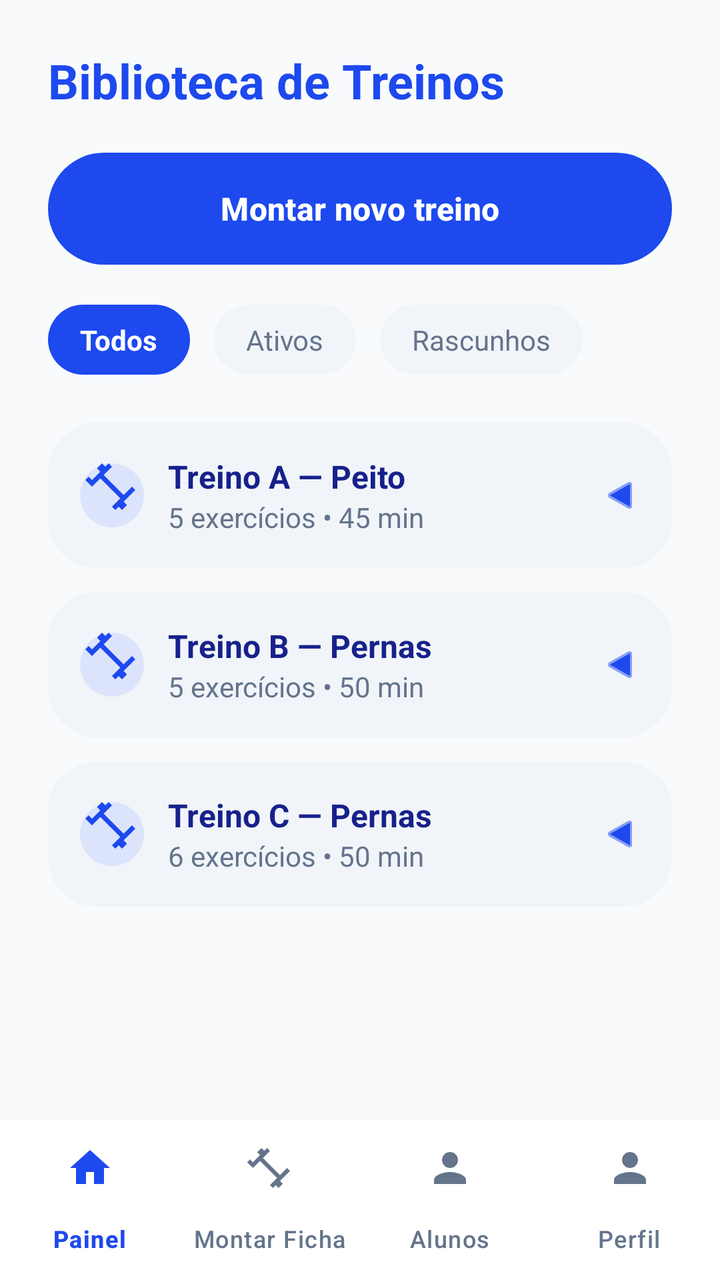
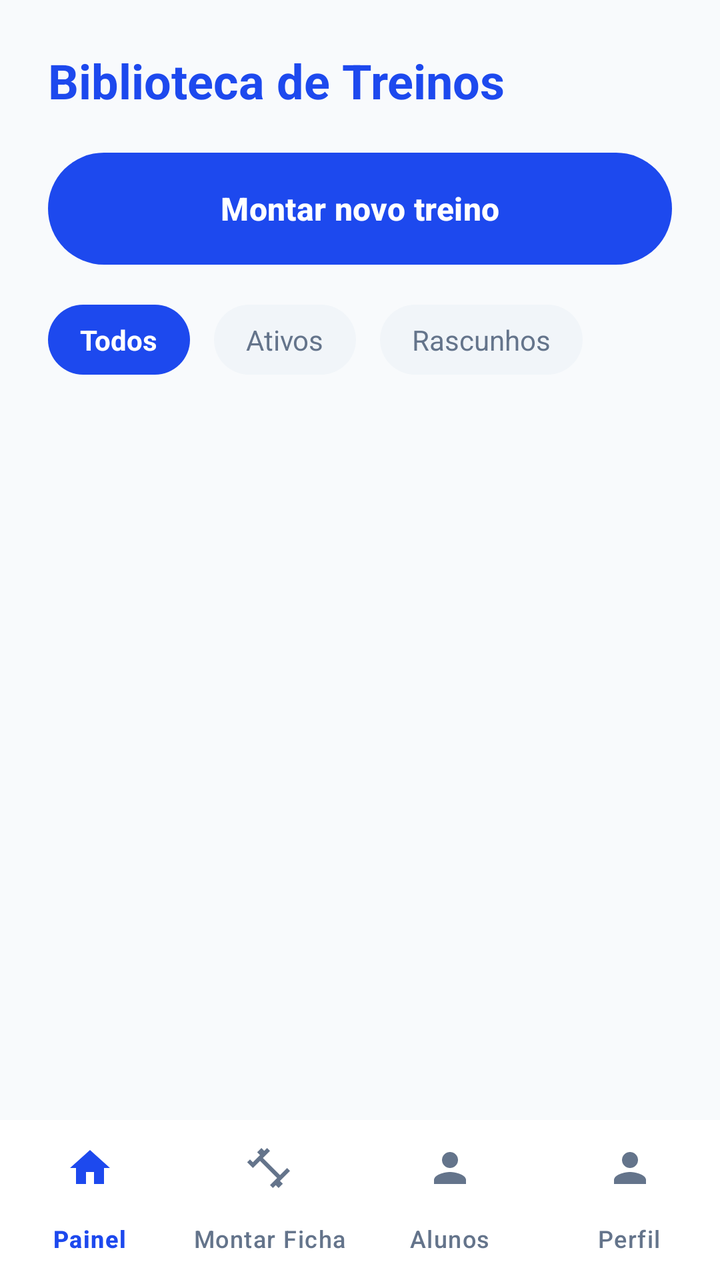

An Android layout rendered at two revisions. The XML below is the earlier revision; the diff shows what the commit changed to produce the second picture.
<!-- AndroidManifest.xml: application theme Theme.AcademiaUniforTelas1 -->
<!-- res/layout/activity_biblioteca_treinos_instrutor.xml -->
<?xml version="1.0" encoding="utf-8"?>
<androidx.constraintlayout.widget.ConstraintLayout xmlns:android="http://schemas.android.com/apk/res/android"
    xmlns:app="http://schemas.android.com/apk/res-auto"
    xmlns:tools="http://schemas.android.com/tools"
    android:layout_width="match_parent"
    android:layout_height="match_parent"
    android:fitsSystemWindows="true"
    android:background="@color/background_white">

    <ScrollView
        android:layout_width="match_parent"
        android:layout_height="0dp"
        android:fillViewport="true"
        app:layout_constraintBottom_toTopOf="@id/bottomNavInstrutor"
        app:layout_constraintTop_toTopOf="parent">

        <LinearLayout
            android:layout_width="match_parent"
            android:layout_height="wrap_content"
            android:orientation="vertical"
            android:paddingHorizontal="24dp"
            android:paddingTop="24dp">

            <TextView
                android:layout_width="wrap_content"
                android:layout_height="wrap_content"
                android:text="Biblioteca de Treinos"
                android:textColor="@color/primary_blue"
                android:textSize="24sp"
                android:textStyle="bold" />

            <Button
                android:id="@+id/btnMontarNovoTreino"
                android:layout_width="match_parent"
                android:layout_height="56dp"
                android:layout_marginTop="20dp"
                android:background="@drawable/bg_rounded_button"
                android:text="Montar novo treino"
                android:textAllCaps="false"
                android:textColor="@color/white"
                android:textSize="16sp"
                android:textStyle="bold" />

            
            <LinearLayout
                android:layout_width="match_parent"
                android:layout_height="wrap_content"
                android:layout_marginTop="20dp"
                android:orientation="horizontal">

                <TextView
                    android:layout_width="wrap_content"
                    android:layout_height="wrap_content"
                    android:background="@drawable/bg_pill_blue_solid"
                    android:text="Todos"
                    android:textColor="@color/white"
                    android:textSize="14sp"
                    android:textStyle="bold" />

                <TextView
                    android:layout_width="wrap_content"
                    android:layout_height="wrap_content"
                    android:layout_marginStart="12dp"
                    android:background="@drawable/bg_pill_gray"
                    android:text="Ativos"
                    android:textColor="@color/text_gray"
                    android:textSize="14sp" />

                <TextView
                    android:layout_width="wrap_content"
                    android:layout_height="wrap_content"
                    android:layout_marginStart="12dp"
                    android:background="@drawable/bg_pill_gray"
                    android:text="Rascunhos"
                    android:textColor="@color/text_gray"
                    android:textSize="14sp" />
            </LinearLayout>

            
            <LinearLayout
                android:layout_width="match_parent"
                android:layout_height="wrap_content"
                android:layout_marginTop="24dp"
                android:orientation="vertical">

                
                <RelativeLayout
                    android:id="@+id/cardTreinoA"
                    android:layout_width="match_parent"
                    android:layout_height="wrap_content"
                    android:layout_marginBottom="12dp"
                    android:background="@drawable/bg_button_outline"
                    android:backgroundTint="#F1F5F9"
                    android:clickable="true"
                    android:focusable="true"
                    android:padding="16dp">

                    <View
                        android:id="@+id/iconA"
                        android:layout_width="32dp"
                        android:layout_height="32dp"
                        android:layout_centerVertical="true"
                        android:background="@drawable/shape_circle"
                        android:backgroundTint="#DCE4FC" />

                    <ImageView
                        android:layout_width="16dp"
                        android:layout_height="16dp"
                        android:layout_alignStart="@id/iconA"
                        android:layout_alignTop="@id/iconA"
                        android:layout_alignEnd="@id/iconA"
                        android:layout_alignBottom="@id/iconA"
                        android:padding="2dp"
                        android:src="@drawable/ic_fitness"
                        app:tint="@color/primary_blue" />

                    <LinearLayout
                        android:layout_width="wrap_content"
                        android:layout_height="wrap_content"
                        android:layout_centerVertical="true"
                        android:layout_marginStart="12dp"
                        android:layout_toEndOf="@id/iconA"
                        android:orientation="vertical">
                        <TextView
                            android:layout_width="wrap_content"
                            android:layout_height="wrap_content"
                            android:text="Treino A — Peito"
                            android:textColor="@color/dark_navy"
                            android:textSize="16sp"
                            android:textStyle="bold" />
                        <TextView
                            android:layout_width="wrap_content"
                            android:layout_height="wrap_content"
                            android:text="5 exercícios • 45 min"
                            android:textColor="@color/text_gray"
                            android:textSize="14sp" />
                    </LinearLayout>

                    <ImageView
                        android:layout_width="20dp"
                        android:layout_height="20dp"
                        android:layout_alignParentEnd="true"
                        android:layout_centerVertical="true"
                        android:src="@android:drawable/ic_media_play"
                        app:tint="@color/primary_blue"
                        android:rotation="180"/>
                </RelativeLayout>

                
                <RelativeLayout
                    android:id="@+id/cardTreinoB"
                    android:layout_width="match_parent"
                    android:layout_height="wrap_content"
                    android:layout_marginBottom="12dp"
                    android:background="@drawable/bg_button_outline"
                    android:backgroundTint="#F1F5F9"
                    android:clickable="true"
                    android:focusable="true"
                    android:padding="16dp">

                    <View
                        android:id="@+id/iconB"
                        android:layout_width="32dp"
                        android:layout_height="32dp"
                        android:layout_centerVertical="true"
                        android:background="@drawable/shape_circle"
                        android:backgroundTint="#DCE4FC" />

                    <ImageView
                        android:layout_width="16dp"
                        android:layout_height="16dp"
                        android:layout_alignStart="@id/iconB"
                        android:layout_alignTop="@id/iconB"
                        android:layout_alignEnd="@id/iconB"
                        android:layout_alignBottom="@id/iconB"
                        android:padding="2dp"
                        android:src="@drawable/ic_fitness"
                        app:tint="@color/primary_blue" />

                    <LinearLayout
                        android:layout_width="wrap_content"
                        android:layout_height="wrap_content"
                        android:layout_centerVertical="true"
                        android:layout_marginStart="12dp"
                        android:layout_toEndOf="@id/iconB"
                        android:orientation="vertical">
                        <TextView
                            android:layout_width="wrap_content"
                            android:layout_height="wrap_content"
                            android:text="Treino B — Pernas"
                            android:textColor="@color/dark_navy"
                            android:textSize="16sp"
                            android:textStyle="bold" />
                        <TextView
                            android:layout_width="wrap_content"
                            android:layout_height="wrap_content"
                            android:text="5 exercícios • 50 min"
                            android:textColor="@color/text_gray"
                            android:textSize="14sp" />
                    </LinearLayout>

                    <ImageView
                        android:layout_width="20dp"
                        android:layout_height="20dp"
                        android:layout_alignParentEnd="true"
                        android:layout_centerVertical="true"
                        android:src="@android:drawable/ic_media_play"
                        app:tint="@color/primary_blue"
                        android:rotation="180"/>
                </RelativeLayout>

                
                <RelativeLayout
                    android:id="@+id/cardTreinoC"
                    android:layout_width="match_parent"
                    android:layout_height="wrap_content"
                    android:layout_marginBottom="24dp"
                    android:background="@drawable/bg_button_outline"
                    android:backgroundTint="#F1F5F9"
                    android:clickable="true"
                    android:focusable="true"
                    android:padding="16dp">

                    <View
                        android:id="@+id/iconC"
                        android:layout_width="32dp"
                        android:layout_height="32dp"
                        android:layout_centerVertical="true"
                        android:background="@drawable/shape_circle"
                        android:backgroundTint="#DCE4FC" />

                    <ImageView
                        android:layout_width="16dp"
                        android:layout_height="16dp"
                        android:layout_alignStart="@id/iconC"
                        android:layout_alignTop="@id/iconC"
                        android:layout_alignEnd="@id/iconC"
                        android:layout_alignBottom="@id/iconC"
                        android:padding="2dp"
                        android:src="@drawable/ic_fitness"
                        app:tint="@color/primary_blue" />

                    <LinearLayout
                        android:layout_width="wrap_content"
                        android:layout_height="wrap_content"
                        android:layout_centerVertical="true"
                        android:layout_marginStart="12dp"
                        android:layout_toEndOf="@id/iconC"
                        android:orientation="vertical">
                        <TextView
                            android:layout_width="wrap_content"
                            android:layout_height="wrap_content"
                            android:text="Treino C — Pernas"
                            android:textColor="@color/dark_navy"
                            android:textSize="16sp"
                            android:textStyle="bold" />
                        <TextView
                            android:layout_width="wrap_content"
                            android:layout_height="wrap_content"
                            android:text="6 exercícios • 50 min"
                            android:textColor="@color/text_gray"
                            android:textSize="14sp" />
                    </LinearLayout>

                    <ImageView
                        android:layout_width="20dp"
                        android:layout_height="20dp"
                        android:layout_alignParentEnd="true"
                        android:layout_centerVertical="true"
                        android:src="@android:drawable/ic_media_play"
                        app:tint="@color/primary_blue"
                        android:rotation="180"/>
                </RelativeLayout>

            </LinearLayout>
        </LinearLayout>
    </ScrollView>

    <com.google.android.material.bottomnavigation.BottomNavigationView
        android:id="@+id/bottomNavInstrutor"
        android:layout_width="match_parent"
        android:layout_height="wrap_content"
        android:background="#FFFFFF"
        app:elevation="12dp"
        app:itemIconTint="@color/nav_item_colors"
        app:itemTextColor="@color/nav_item_colors"
        app:labelVisibilityMode="labeled"
        app:layout_constraintBottom_toBottomOf="parent"
        app:menu="@menu/menu_bottom_nav_instrutor" />

</androidx.constraintlayout.widget.ConstraintLayout>
<!-- resources referenced by this layout -->
<resources>
  <color name="background_white">#F8FAFC</color>
  <color name="dark_navy">#17218B</color>
  <color name="primary_blue">#1D49EE</color>
  <color name="text_gray">#64748B</color>
  <color name="white">#FFFFFFFF</color>
  <!-- drawable bg_button_outline (drawable) -->
  <?xml version="1.0" encoding="utf-8"?>
  <shape xmlns:android="http://schemas.android.com/apk/res/android"
      android:shape="rectangle">
      <solid android:color="@color/white" />
      <stroke
          android:width="1dp"
          android:color="@color/primary_blue" />
      <corners android:radius="24dp" />
  </shape>
  <!-- drawable bg_pill_blue_solid (drawable) -->
  <?xml version="1.0" encoding="utf-8"?>
  <shape xmlns:android="http://schemas.android.com/apk/res/android"
      android:shape="rectangle">
      <solid android:color="@color/primary_blue" />
      <corners android:radius="28dp" />
      <padding android:left="16dp" android:right="16dp" android:top="8dp" android:bottom="8dp"/>
  </shape>
  <!-- drawable bg_pill_gray (drawable) -->
  <?xml version="1.0" encoding="utf-8"?>
  <shape xmlns:android="http://schemas.android.com/apk/res/android"
      android:shape="rectangle">
      <solid android:color="#F1F5F9" />
      <corners android:radius="28dp" />
      <padding android:left="16dp" android:right="16dp" android:top="8dp" android:bottom="8dp"/>
  </shape>
  <!-- drawable bg_rounded_button (drawable) -->
  <?xml version="1.0" encoding="utf-8"?>
  <shape xmlns:android="http://schemas.android.com/apk/res/android">
      <solid android:color="#2558F5" />
      <corners android:radius="28dp" />
  </shape>
  <!-- drawable ic_fitness (drawable) -->
  <vector xmlns:android="http://schemas.android.com/apk/res/android"
      android:width="24dp"
      android:height="24dp"
      android:viewportWidth="24"
      android:viewportHeight="24">
      <path
          android:fillColor="#2558F5"
          android:pathData="M20.57,14.86L22,13.43L20.57,12L17,15.57L8.43,7L12,3.43L10.57,2L9.14,3.43L7.71,2L5.57,4.14L7,5.57L3.43,9.14L2,7.71L0.57,9.14L2,10.57L3.43,12L7,8.43L15.57,17L12,20.57L13.43,22L14.86,20.57L16.29,22L18.43,19.86L17,18.43L20.57,14.86z" />
  </vector>
  <!-- drawable shape_circle (drawable) -->
  <?xml version="1.0" encoding="utf-8"?>
  <shape xmlns:android="http://schemas.android.com/apk/res/android"
      android:shape="oval">
      <solid android:color="@color/white" />
  </shape>
  <style name="Theme.AcademiaUniforTelas1" parent="Base.Theme.AcademiaUniforTelas1" />
  <style name="Base.Theme.AcademiaUniforTelas1" parent="Theme.Material3.DayNight.NoActionBar">
          <item name="colorPrimary">@color/primary_blue</item>
          <item name="colorAccent">@color/primary_blue</item>
          <item name="materialButtonStyle">@style/Widget.Material3.Button</item>
      </style>
</resources>

<!-- the commit's change to res/layout/activity_biblioteca_treinos_instrutor.xml (unified diff, before → after) -->
@@ -78,201 +78,12 @@
 
             
             <LinearLayout
+                android:id="@+id/llContainerBiblioteca"
                 android:layout_width="match_parent"
                 android:layout_height="wrap_content"
                 android:layout_marginTop="24dp"
-                android:orientation="vertical">
+                android:orientation="vertical" />
 
-                
-                <RelativeLayout
-                    android:id="@+id/cardTreinoA"
-                    android:layout_width="match_parent"
-                    android:layout_height="wrap_content"
-                    android:layout_marginBottom="12dp"
-                    android:background="@drawable/bg_button_outline"
-                    android:backgroundTint="#F1F5F9"
-                    android:clickable="true"
-                    android:focusable="true"
-                    android:padding="16dp">
-
-                    <View
-                        android:id="@+id/iconA"
-                        android:layout_width="32dp"
-                        android:layout_height="32dp"
-                        android:layout_centerVertical="true"
-                        android:background="@drawable/shape_circle"
-                        android:backgroundTint="#DCE4FC" />
-
-                    <ImageView
-                        android:layout_width="16dp"
-                        android:layout_height="16dp"
-                        android:layout_alignStart="@id/iconA"
-                        android:layout_alignTop="@id/iconA"
-                        android:layout_alignEnd="@id/iconA"
-                        android:layout_alignBottom="@id/iconA"
-                        android:padding="2dp"
-                        android:src="@drawable/ic_fitness"
-                        app:tint="@color/primary_blue" />
-
-                    <LinearLayout
-                        android:layout_width="wrap_content"
-                        android:layout_height="wrap_content"
-                        android:layout_centerVertical="true"
-                        android:layout_marginStart="12dp"
-                        android:layout_toEndOf="@id/iconA"
-                        android:orientation="vertical">
-                        <TextView
-                            android:layout_width="wrap_content"
-                            android:layout_height="wrap_content"
-                            android:text="Treino A — Peito"
-                            android:textColor="@color/dark_navy"
-                            android:textSize="16sp"
-                            android:textStyle="bold" />
-                        <TextView
-                            android:layout_width="wrap_content"
-                            android:layout_height="wrap_content"
-                            android:text="5 exercícios • 45 min"
-                            android:textColor="@color/text_gray"
-                            android:textSize="14sp" />
-                    </LinearLayout>
-
-                    <ImageView
-                        android:layout_width="20dp"
-                        android:layout_height="20dp"
-                        android:layout_alignParentEnd="true"
-                        android:layout_centerVertical="true"
-                        android:src="@android:drawable/ic_media_play"
-                        app:tint="@color/primary_blue"
-                        android:rotation="180"/>
-                </RelativeLayout>
-
-                
-                <RelativeLayout
-                    android:id="@+id/cardTreinoB"
-                    android:layout_width="match_parent"
-                    android:layout_height="wrap_content"
-                    android:layout_marginBottom="12dp"
-                    android:background="@drawable/bg_button_outline"
-                    android:backgroundTint="#F1F5F9"
-                    android:clickable="true"
-                    android:focusable="true"
-                    android:padding="16dp">
-
-                    <View
-                        android:id="@+id/iconB"
-                        android:layout_width="32dp"
-                        android:layout_height="32dp"
-                        android:layout_centerVertical="true"
-                        android:background="@drawable/shape_circle"
-                        android:backgroundTint="#DCE4FC" />
-
-                    <ImageView
-                        android:layout_width="16dp"
-                        android:layout_height="16dp"
-                        android:layout_alignStart="@id/iconB"
-                        android:layout_alignTop="@id/iconB"
-                        android:layout_alignEnd="@id/iconB"
-                        android:layout_alignBottom="@id/iconB"
-                        android:padding="2dp"
-                        android:src="@drawable/ic_fitness"
-                        app:tint="@color/primary_blue" />
-
-                    <LinearLayout
-                        android:layout_width="wrap_content"
-                        android:layout_height="wrap_content"
-                        android:layout_centerVertical="true"
-                        android:layout_marginStart="12dp"
-                        android:layout_toEndOf="@id/iconB"
-                        android:orientation="vertical">
-                        <TextView
-                            android:layout_width="wrap_content"
-                            android:layout_height="wrap_content"
-                            android:text="Treino B — Pernas"
-                            android:textColor="@color/dark_navy"
-                            android:textSize="16sp"
-                            android:textStyle="bold" />
-                        <TextView
-                            android:layout_width="wrap_content"
-                            android:layout_height="wrap_content"
-                            android:text="5 exercícios • 50 min"
-                            android:textColor="@color/text_gray"
-                            android:textSize="14sp" />
-                    </LinearLayout>
-
-                    <ImageView
-                        android:layout_width="20dp"
-                        android:layout_height="20dp"
-                        android:layout_alignParentEnd="true"
-                        android:layout_centerVertical="true"
-                        android:src="@android:drawable/ic_media_play"
-                        app:tint="@color/primary_blue"
-                        android:rotation="180"/>
-                </RelativeLayout>
-
-                
-                <RelativeLayout
-                    android:id="@+id/cardTreinoC"
-                    android:layout_width="match_parent"
-                    android:layout_height="wrap_content"
-                    android:layout_marginBottom="24dp"
-                    android:background="@drawable/bg_button_outline"
-                    android:backgroundTint="#F1F5F9"
-                    android:clickable="true"
-                    android:focusable="true"
-                    android:padding="16dp">
-
-                    <View
-                        android:id="@+id/iconC"
-                        android:layout_width="32dp"
-                        android:layout_height="32dp"
-                        android:layout_centerVertical="true"
-                        android:background="@drawable/shape_circle"
-                        android:backgroundTint="#DCE4FC" />
-
-                    <ImageView
-                        android:layout_width="16dp"
-                        android:layout_height="16dp"
-                        android:layout_alignStart="@id/iconC"
-                        android:layout_alignTop="@id/iconC"
-                        android:layout_alignEnd="@id/iconC"
-                        android:layout_alignBottom="@id/iconC"
-                        android:padding="2dp"
-                        android:src="@drawable/ic_fitness"
-                        app:tint="@color/primary_blue" />
-
-                    <LinearLayout
-                        android:layout_width="wrap_content"
-                        android:layout_height="wrap_content"
-                        android:layout_centerVertical="true"
-                        android:layout_marginStart="12dp"
-                        android:layout_toEndOf="@id/iconC"
-                        android:orientation="vertical">
-                        <TextView
-                            android:layout_width="wrap_content"
-                            android:layout_height="wrap_content"
-                            android:text="Treino C — Pernas"
-                            android:textColor="@color/dark_navy"
-                            android:textSize="16sp"
-                            android:textStyle="bold" />
-                        <TextView
-                            android:layout_width="wrap_content"
-                            android:layout_height="wrap_content"
-                            android:text="6 exercícios • 50 min"
-                            android:textColor="@color/text_gray"
-                            android:textSize="14sp" />
-                    </LinearLayout>
-
-                    <ImageView
-                        android:layout_width="20dp"
-                        android:layout_height="20dp"
-                        android:layout_alignParentEnd="true"
-                        android:layout_centerVertical="true"
-                        android:src="@android:drawable/ic_media_play"
-                        app:tint="@color/primary_blue"
-                        android:rotation="180"/>
-                </RelativeLayout>
-
-            </LinearLayout>
         </LinearLayout>
     </ScrollView>
 
<!-- resource entries referenced after the edit -->
@@ -1,20 +1,9 @@
 <!-- resources referenced by this layout -->
 <resources>
   <color name="background_white">#F8FAFC</color>
-  <color name="dark_navy">#17218B</color>
   <color name="primary_blue">#1D49EE</color>
   <color name="text_gray">#64748B</color>
   <color name="white">#FFFFFFFF</color>
-  <!-- drawable bg_button_outline (drawable) -->
-  <?xml version="1.0" encoding="utf-8"?>
-  <shape xmlns:android="http://schemas.android.com/apk/res/android"
-      android:shape="rectangle">
-      <solid android:color="@color/white" />
-      <stroke
-          android:width="1dp"
-          android:color="@color/primary_blue" />
-      <corners android:radius="24dp" />
-  </shape>
   <!-- drawable bg_pill_blue_solid (drawable) -->
   <?xml version="1.0" encoding="utf-8"?>
   <shape xmlns:android="http://schemas.android.com/apk/res/android"
@@ -37,22 +26,6 @@
       <solid android:color="#2558F5" />
       <corners android:radius="28dp" />
   </shape>
-  <!-- drawable ic_fitness (drawable) -->
-  <vector xmlns:android="http://schemas.android.com/apk/res/android"
-      android:width="24dp"
-      android:height="24dp"
-      android:viewportWidth="24"
-      android:viewportHeight="24">
-      <path
-          android:fillColor="#2558F5"
-          android:pathData="M20.57,14.86L22,13.43L20.57,12L17,15.57L8.43,7L12,3.43L10.57,2L9.14,3.43L7.71,2L5.57,4.14L7,5.57L3.43,9.14L2,7.71L0.57,9.14L2,10.57L3.43,12L7,8.43L15.57,17L12,20.57L13.43,22L14.86,20.57L16.29,22L18.43,19.86L17,18.43L20.57,14.86z" />
-  </vector>
-  <!-- drawable shape_circle (drawable) -->
-  <?xml version="1.0" encoding="utf-8"?>
-  <shape xmlns:android="http://schemas.android.com/apk/res/android"
-      android:shape="oval">
-      <solid android:color="@color/white" />
-  </shape>
   <style name="Theme.AcademiaUniforTelas1" parent="Base.Theme.AcademiaUniforTelas1" />
   <style name="Base.Theme.AcademiaUniforTelas1" parent="Theme.Material3.DayNight.NoActionBar">
           <item name="colorPrimary">@color/primary_blue</item>
